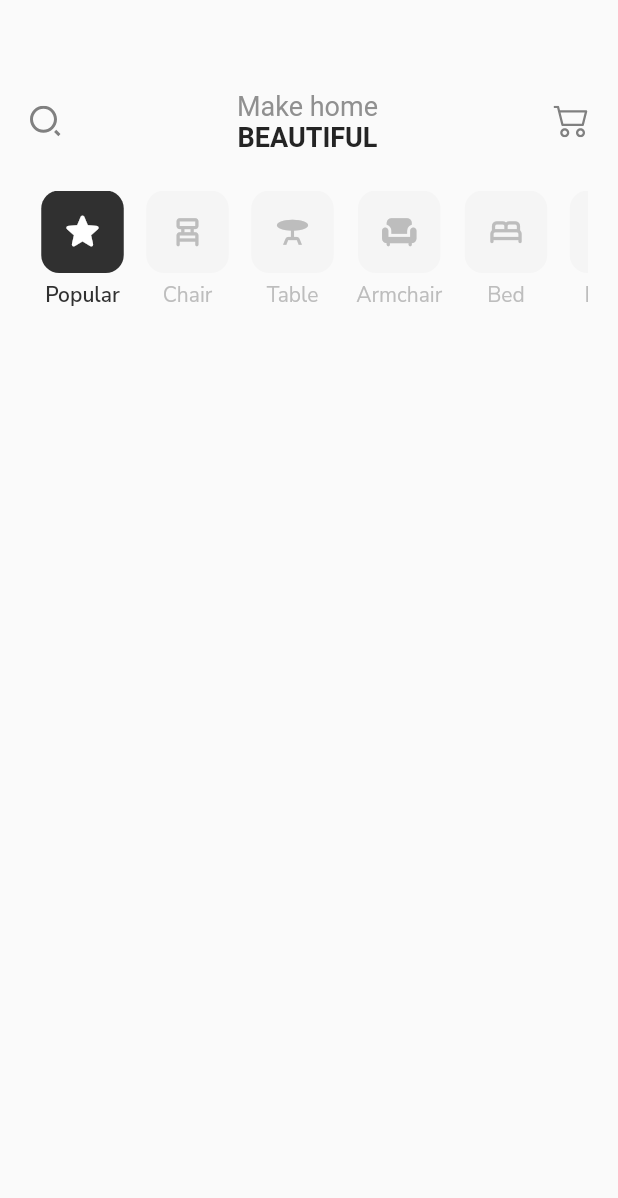
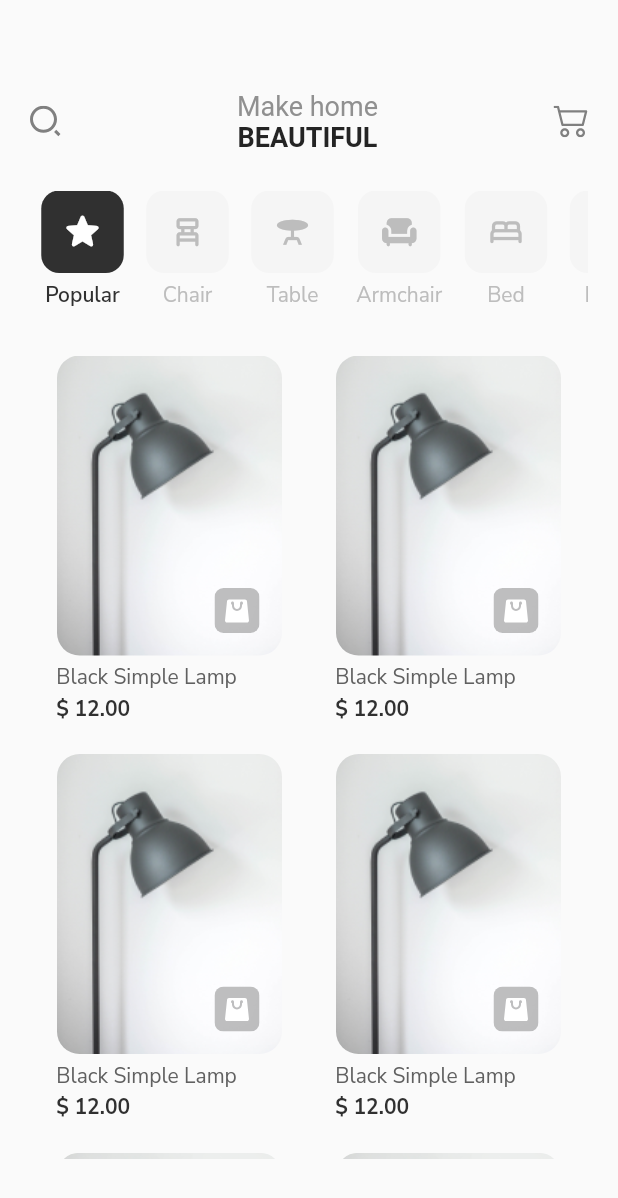
Before and after one commit to ambareng/furniture_ecommerce_app, a Flutter app: the HomeScreen screen opened by its route, on a phone screen of 412 x 824 dp. Shown: the top 1198 px of the screen. Run offline on Flutter 3.47's test engine with Material 2 defaults, Android fonts, the phone set to English and light mode, and no system bars; our stand-ins replace bloc, equatable, flutter_bloc, flutter_dotenv, flutter_hooks, flutter_secure_storage and 4 more; accounts and stored records are empty; Roboto replaces fonts that are missing (Gelasio).

Commit message:
Simple UI for Home Screen

```diff
--- a/lib/features/home/screens/home_screen.dart
+++ b/lib/features/home/screens/home_screen.dart
@@ -2,6 +2,7 @@ import 'package:flutter/material.dart';
 import 'package:flutter_bloc/flutter_bloc.dart';
 import 'package:furniture_ecommerce_app/features/home/blocs/category_bar/category_bar_bloc.dart';
 import 'package:furniture_ecommerce_app/features/home/widgets/category_bar.dart';
+import 'package:furniture_ecommerce_app/features/home/widgets/furniture_feed.dart';
 import 'package:furniture_ecommerce_app/features/home/widgets/top_bar.dart';
 import 'package:gap/gap.dart';
 
@@ -19,7 +20,14 @@ class HomeScreen extends StatelessWidget {
             width: double.infinity,
             padding: const EdgeInsets.symmetric(horizontal: 20),
             child: Column(
-              children: const [Gap(60), TopBar(), Gap(25), CategoryBar()],
+              children: const [
+                Gap(60),
+                TopBar(),
+                Gap(25),
+                CategoryBar(),
+                Gap(25),
+                FurnitureFeed()
+              ],
             )),
       )),
     );
--- /dev/null
+++ b/lib/features/home/widgets/furniture_feed.dart
@@ -0,0 +1,96 @@
+import 'package:flutter/material.dart';
+import 'package:flutter_svg/svg.dart';
+import 'package:furniture_ecommerce_app/core/styles.dart';
+import 'package:gap/gap.dart';
+import 'package:google_fonts/google_fonts.dart';
+
+class FurnitureFeed extends StatelessWidget {
+  const FurnitureFeed({Key? key}) : super(key: key);
+
+  @override
+  Widget build(BuildContext context) {
+    return Container(
+      height: MediaQuery.of(context).size.height * 0.65,
+      child: GridView.builder(
+          physics: const ScrollPhysics(),
+          padding: EdgeInsets.zero,
+          shrinkWrap: true,
+          itemCount: 10,
+          gridDelegate: const SliverGridDelegateWithFixedCrossAxisCount(
+              crossAxisCount: 2,
+              crossAxisSpacing: 0,
+              mainAxisSpacing: 0,
+              childAspectRatio: 0.7),
+          itemBuilder: (context, index) {
+            return const FurnitureCard();
+          }),
+    );
+  }
+}
+
+class FurnitureCard extends StatelessWidget {
+  const FurnitureCard({
+    Key? key,
+  }) : super(key: key);
+
+  @override
+  Widget build(BuildContext context) {
+    return SizedBox(
+      width: 155,
+      height: 205,
+      child: Column(
+        children: [
+          Stack(children: [
+            Container(
+              width: 150,
+              height: 200,
+              decoration: BoxDecoration(
+                  borderRadius: BorderRadius.circular(15),
+                  image: const DecorationImage(
+                      image: AssetImage('assets/images/home/items/item_01.png'),
+                      fit: BoxFit.cover)),
+            ),
+            Positioned(
+                right: 0,
+                bottom: 0,
+                child: Container(
+                  margin: EdgeInsets.all(15),
+                  child: SvgPicture.asset(
+                      'assets/images/home/add_to_cart_icon.svg'),
+                )),
+          ]),
+          const Gap(5),
+          Padding(
+            padding: const EdgeInsets.only(left: 17.5),
+            child: Align(
+              alignment: Alignment.centerLeft,
+              child: Text(
+                'Black Simple Lamp',
+                style: GoogleFonts.nunitoSans(
+                    textStyle: const TextStyle(
+                        fontSize: 14,
+                        fontWeight: FontWeight.w400,
+                        color: gray)),
+              ),
+            ),
+          ),
+          const Gap(2),
+          Padding(
+            padding: const EdgeInsets.only(left: 17.5),
+            child: Align(
+              alignment: Alignment.centerLeft,
+              child: Text(
+                '\$ 12.00',
+                style: GoogleFonts.nunitoSans(
+                    textStyle: const TextStyle(
+                        fontSize: 14,
+                        fontWeight: FontWeight.w700,
+                        color: black)),
+              ),
+            ),
+          ),
+        ],
+      ),
+    );
+  }
+}
--- a/pubspec.yaml
+++ b/pubspec.yaml
@@ -77,6 +77,8 @@ flutter:
     - assets/images/home/
     - assets/images/home/categories/popular_icon.svg
     - assets/images/home/categories/popular.png
+    - assets/images/home/items/item_01.png
+    - assets/images/home/add_to_cart.png
   #   - images/a_dot_ham.jpeg
 
   # An image asset can refer to one or more resolution-specific "variants", see
```
Also changed, not shown: assets/images/home/add_to_cart.png (added), assets/images/home/add_to_cart_icon.svg (added), assets/images/home/items/item_01.png (added), assets/images/home/items/item_01.svg (added), 1 other file.
